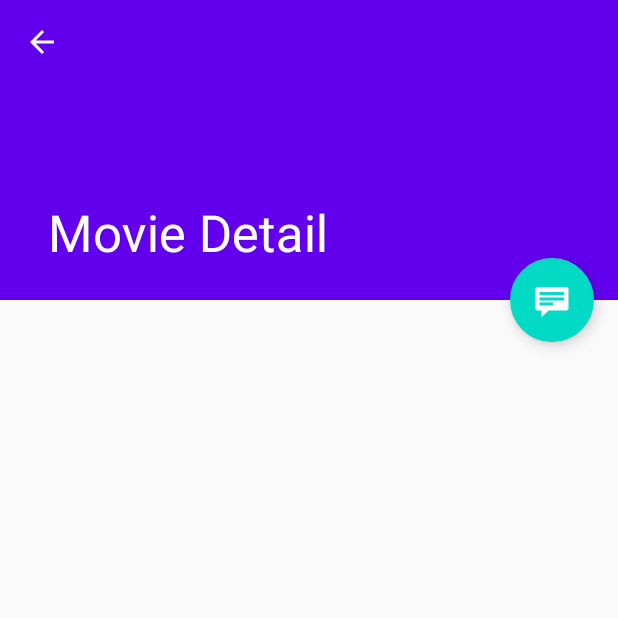
After one commit to jpascasio1993/exam_moviedb, an Android app: the MovieItemDetailActivity screen opened directly, with no data from a screen before it, on a phone screen of 412 x 824 dp, the top half of it. The commit adds this screen. Run offline under Robolectric (Android 15) with nearby library versions, the phone set to English and light mode, and no system bars.

Commit message:
[UPDATE] added detail fragment

```diff
--- a/app/build.gradle
+++ b/app/build.gradle
@@ -48,6 +48,7 @@ dependencies {
     implementation "org.koin:koin-android-scope:$koin_version"
     implementation "org.koin:koin-core-ext:$koin_version"
     implementation "com.squareup.okhttp3:okhttp:$okhttp_version"
+    implementation 'com.google.android.material:material:1.3.0'
     testImplementation "org.koin:koin-test:$koin_version"
     testImplementation 'junit:junit:4.12'
     androidTestImplementation 'androidx.test.ext:junit:1.1.2'
--- a/app/src/main/java/com/exam/moviedb/data/domain/Movie.kt
+++ b/app/src/main/java/com/exam/moviedb/data/domain/Movie.kt
@@ -1,5 +1,9 @@
 package com.exam.moviedb.data.domain
 
+import android.os.Parcelable
+import kotlinx.parcelize.Parcelize
+
+@Parcelize
 data class Movie(
     val backdropPath: String,
     val genreIds: List<Int>,
@@ -12,4 +16,4 @@ data class Movie(
     val video: Boolean,
     val voteCount: Int,
     val page: Int
-)
+) : Parcelable
--- /dev/null
+++ b/app/src/main/java/com/exam/moviedb/ui/movie/MovieItemDetailActivity.kt
@@ -0,0 +1,27 @@
+package com.exam.moviedb.ui.movie
+
+import android.os.Bundle
+import androidx.appcompat.app.AppCompatActivity
+import com.exam.moviedb.R
+
+class MovieItemDetailActivity: AppCompatActivity() {
+    override fun onCreate(savedInstanceState: Bundle?) {
+        super.onCreate(savedInstanceState)
+        setContentView(R.layout.activity_item_detail)
+        setSupportActionBar(findViewById(R.id.detail_toolbar))
+
+        supportActionBar?.setDisplayHomeAsUpEnabled(true)
+
+        if (savedInstanceState == null) {
+            val fragment = MovieItemDetailFragment.newInstance().apply {
+                arguments = Bundle().apply {
+                    putParcelable(MovieItemDetailFragment.ARG_ID, intent.getParcelableExtra(MovieItemDetailFragment.ARG_ID))
+                }
+            }
+
+            supportFragmentManager.beginTransaction()
+                .add(R.id.item_detail_container, fragment)
+                .commit()
+        }
+    }
+}
--- /dev/null
+++ b/app/src/main/java/com/exam/moviedb/ui/movie/MovieItemDetailFragment.kt
@@ -0,0 +1,43 @@
+package com.exam.moviedb.ui.movie
+
+import android.os.Bundle
+import android.view.LayoutInflater
+import android.view.View
+import android.view.ViewGroup
+import android.widget.TextView
+import androidx.fragment.app.Fragment
+import com.exam.moviedb.R
+import com.exam.moviedb.data.domain.Movie
+import com.google.android.material.appbar.CollapsingToolbarLayout
+
+class MovieItemDetailFragment: Fragment() {
+
+    private var item: Movie? = null
+
+    companion object {
+        const val ARG_ID = "MovieItemDetailFragment"
+        fun newInstance() = MovieItemDetailFragment()
+    }
+
+    override fun onCreateView(
+        inflater: LayoutInflater,
+        container: ViewGroup?,
+        savedInstanceState: Bundle?
+    ): View? {
+        return inflater.inflate(R.layout.item_detail, container, false)
+    }
+
+    override fun onActivityCreated(savedInstanceState: Bundle?) {
+        super.onActivityCreated(savedInstanceState)
+        arguments?.let {
+            if(it.containsKey(ARG_ID)) {
+                item = it.getParcelable(ARG_ID)
+                view?.let { v ->
+                    v.findViewById<TextView>(R.id.item_detail).text = item?.overview
+                }
+
+                activity?.findViewById<CollapsingToolbarLayout>(R.id.toolbar_layout)?.title = item?.title
+            }
+        }
+    }
+}
--- /dev/null
+++ b/app/src/main/res/layout/activity_item_detail.xml
@@ -0,0 +1,55 @@
+<?xml version="1.0" encoding="utf-8"?>
+<androidx.coordinatorlayout.widget.CoordinatorLayout xmlns:android="http://schemas.android.com/apk/res/android"
+    xmlns:app="http://schemas.android.com/apk/res-auto"
+    xmlns:tools="http://schemas.android.com/tools"
+    android:layout_width="match_parent"
+    android:layout_height="match_parent"
+    android:fitsSystemWindows="true"
+    tools:context=".ui.movie.MovieItemDetailActivity"
+    tools:ignore="MergeRootFrame">
+
+    <com.google.android.material.appbar.AppBarLayout
+        android:id="@+id/app_bar"
+        android:layout_width="match_parent"
+        android:layout_height="@dimen/app_bar_height"
+        android:fitsSystemWindows="true"
+        android:theme="@style/ThemeOverlay.AppCompat.Dark.ActionBar">
+
+        <com.google.android.material.appbar.CollapsingToolbarLayout
+            android:id="@+id/toolbar_layout"
+            android:layout_width="match_parent"
+            android:layout_height="match_parent"
+            android:fitsSystemWindows="true"
+            app:contentScrim="?attr/colorPrimary"
+            app:layout_scrollFlags="scroll|exitUntilCollapsed"
+            app:toolbarId="@+id/toolbar">
+
+            <androidx.appcompat.widget.Toolbar
+                android:id="@+id/detail_toolbar"
+                android:layout_width="match_parent"
+                android:layout_height="?attr/actionBarSize"
+                app:layout_collapseMode="pin"
+                app:popupTheme="@style/ThemeOverlay.AppCompat.Light" />
+
+        </com.google.android.material.appbar.CollapsingToolbarLayout>
+
+    </com.google.android.material.appbar.AppBarLayout>
+
+    <androidx.core.widget.NestedScrollView
+        android:id="@+id/item_detail_container"
+        android:layout_width="match_parent"
+        android:layout_height="match_parent"
+        app:layout_behavior="@string/appbar_scrolling_view_behavior"
+        />
+
+    <com.google.android.material.floatingactionbutton.FloatingActionButton
+        android:id="@+id/fab"
+        android:layout_width="wrap_content"
+        android:layout_height="wrap_content"
+        android:layout_gravity="center_vertical|start"
+        android:layout_margin="@dimen/fab_margin"
+        app:layout_anchor="@+id/item_detail_container"
+        app:layout_anchorGravity="top|end"
+        app:srcCompat="@android:drawable/stat_notify_chat" />
+
+</androidx.coordinatorlayout.widget.CoordinatorLayout>
--- /dev/null
+++ b/app/src/main/res/layout/item_detail.xml
@@ -0,0 +1,10 @@
+<?xml version="1.0" encoding="utf-8"?>
+<TextView xmlns:android="http://schemas.android.com/apk/res/android"
+    xmlns:tools="http://schemas.android.com/tools"
+    android:id="@+id/item_detail"
+    style="?android:attr/textAppearanceLarge"
+    android:layout_width="match_parent"
+    android:layout_height="match_parent"
+    android:padding="16dp"
+    android:textIsSelectable="true"
+    tools:context=".ui.movie.MovieItemDetailFragment" />
--- /dev/null
+++ b/app/src/main/res/values/dimens.xml
@@ -0,0 +1,7 @@
+<?xml version="1.0" encoding="utf-8"?>
+<resources>
+    <dimen name="fab_margin">16dp</dimen>
+    <dimen name="app_bar_height">200dp</dimen>
+    <dimen name="item_width">200dp</dimen>
+    <dimen name="text_margin">16dp</dimen>
+</resources>
--- a/app/src/main/res/values/strings.xml
+++ b/app/src/main/res/values/strings.xml
@@ -2,4 +2,5 @@
     <string name="app_name">MovieDB</string>
     <string name="movie_api_key">be3d72b3325d01350b29c5e60fa98dd5</string>
     <string name="movie_list">/3/list/%1$s</string>
+    <string name="movie_detail">Movie Detail</string>
 </resources>
--- a/app/src/main/res/values/styles.xml
+++ b/app/src/main/res/values/styles.xml
@@ -7,4 +7,13 @@
         <item name="colorAccent">@color/colorAccent</item>
     </style>
 
+    <style name="AppTheme.NoActionBar">
+        <item name="windowActionBar">false</item>
+        <item name="windowNoTitle">true</item>
+    </style>
+
+    <style name="AppTheme.AppBarOverlay" parent="ThemeOverlay.AppCompat.Dark.ActionBar" />
+
+    <style name="AppTheme.PopupOverlay" parent="ThemeOverlay.AppCompat.Light" />
+
 </resources>
```
Also changed, not shown: app/src/main/AndroidManifest.xml (+11 -1 lines), app/src/main/java/com/exam/moviedb/MainActivity.kt (+18 -22 lines), app/src/main/java/com/exam/moviedb/ui/movie/MovieItemsFragment.kt (added, +69 -0 lines), app/src/main/java/com/exam/moviedb/ui/movie/MovieViewModel.kt (+32 -5 lines), app/src/main/java/com/exam/moviedb/ui/movie/adapter/MovieListAdapter.kt (added, +77 -0 lines), app/src/main/res/layout-w900dp/item_list.xml (added, +37 -0 lines), app/src/main/res/layout/activity_item_list.xml (added, +40 -0 lines), app/src/main/res/layout/activity_main.xml (+3 -15 lines), app/src/main/res/layout/item_list.xml (added, +12 -0 lines), app/src/main/res/layout/item_list_content.xml (added, +20 -0 lines).
